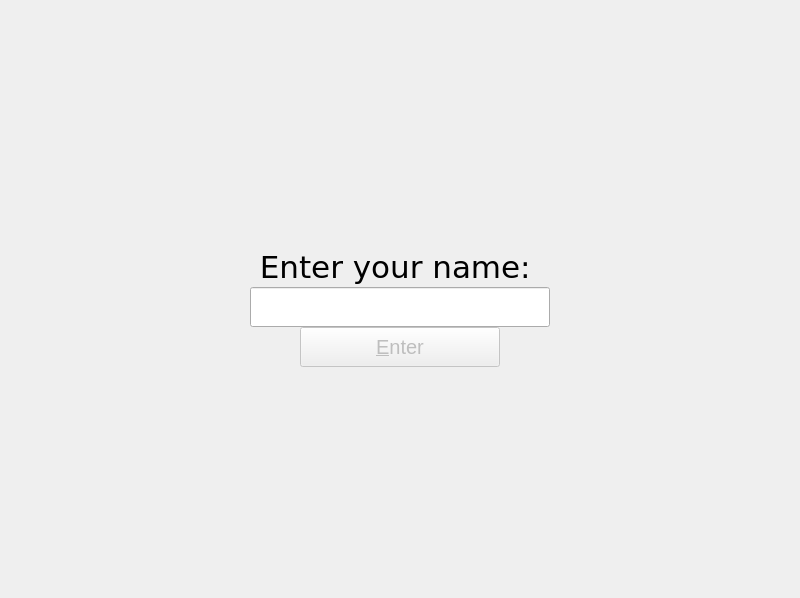
This is checkeng/login/login.ui in kusanekinov/CheckEng as Qt 5 draws it before an edit. The edited form follows.
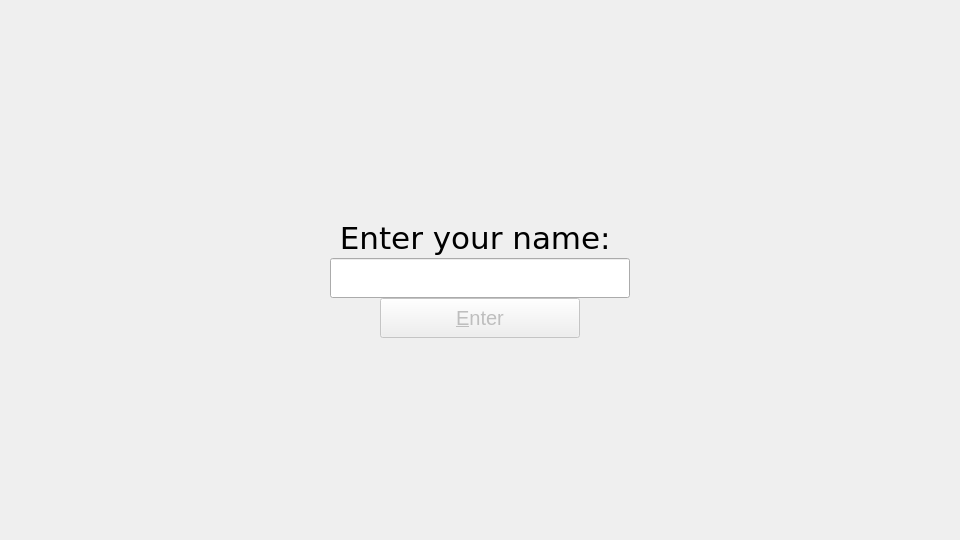
This is the edited form.

```diff
--- a/checkeng/login/login.ui
+++ b/checkeng/login/login.ui
@@ -6,8 +6,8 @@
    <rect>
     <x>0</x>
     <y>0</y>
-    <width>800</width>
-    <height>598</height>
+    <width>960</width>
+    <height>540</height>
    </rect>
   </property>
   <property name="font">
```
